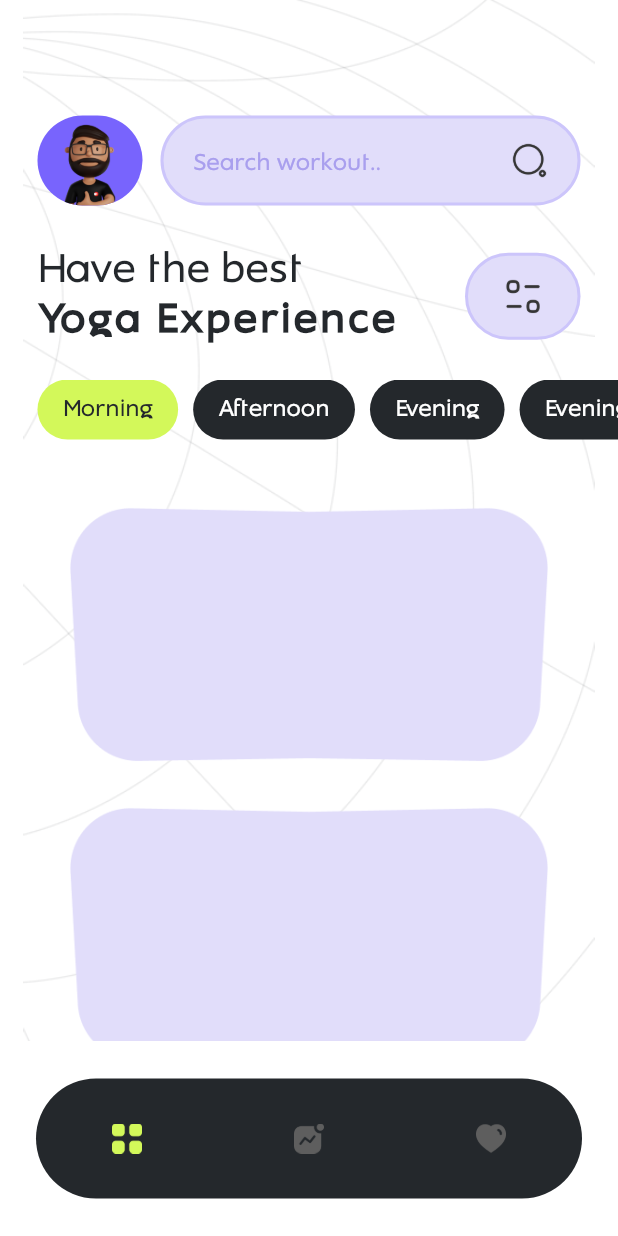
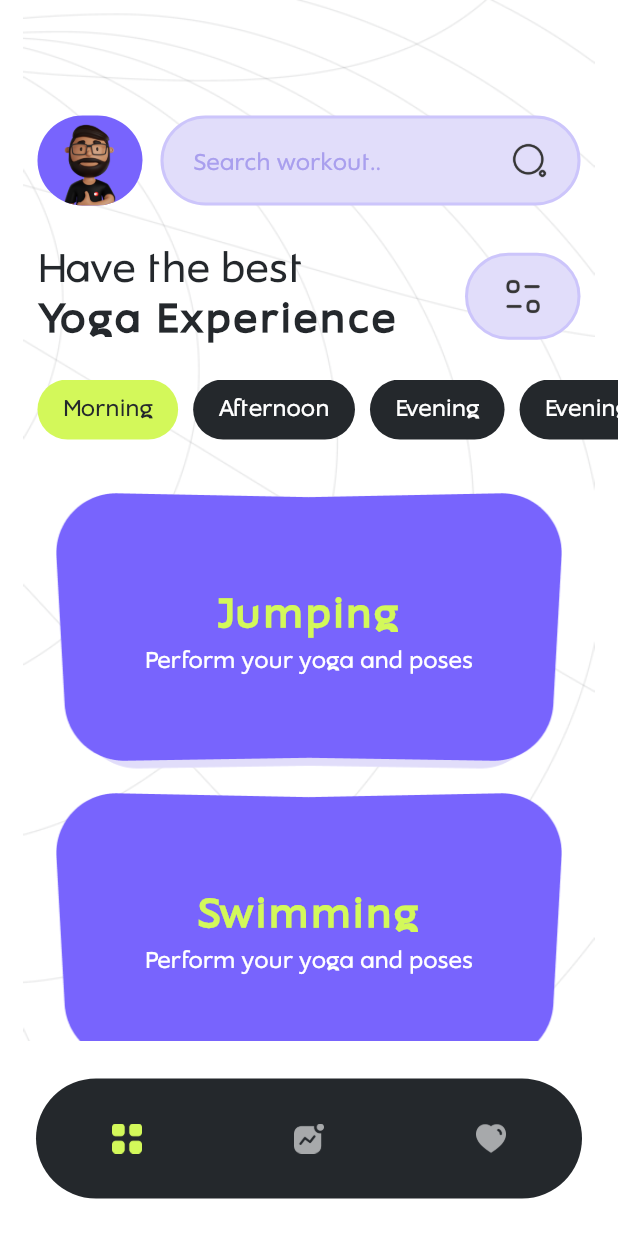
Before and after one commit to mirzamahmud/fitness_app, a Flutter app: the HomeScreen screen opened by its route, on a phone screen of 412 x 824 dp. Run offline on Flutter 3.47's test engine with Material 2 defaults, Android fonts, the phone set to English and light mode, and no system bars; our stand-ins replace get.

Commit message:
feat(home screen): design_complete

```diff
--- a/lib/core/app_colors.dart
+++ b/lib/core/app_colors.dart
@@ -11,6 +11,8 @@ class AppColors{
   static const Color colorBlack_1 = Color(0xff343434);
   static const Color colorWhite = Color(0xffFFFFFF);
   static const Color colorGrey = Color(0xff5E5E5E);
+  static const Color inactiveIconColor = Color(0xffA7A9AB);
+  static const Color activeIconColor = primaryColor;
 
   static const Color transparentColor = Colors.transparent;
 }
--- a/lib/view/screens/home/home_screen.dart
+++ b/lib/view/screens/home/home_screen.dart
@@ -16,6 +16,17 @@ class _HomeScreenState extends State<HomeScreen> {
   List<String> stringList = ["Morning", "Afternoon", "Evening", "Evening"];
   int selectedIndex = 0;
 
+  List<Map<String, String>> data = [
+    {
+      "title" : "Jumping",
+      "content" : "Perform your yoga and poses",
+    },
+    {
+      "title" : "Swimming",
+      "content" : "Perform your yoga and poses",
+    }
+  ];
+
   @override
   Widget build(BuildContext context) {
     return SafeArea(
@@ -23,6 +34,7 @@ class _HomeScreenState extends State<HomeScreen> {
       child: Scaffold(
         backgroundColor: AppColors.colorWhite,
         body: Stack(
+          clipBehavior: Clip.none,
           children: [
             Image.asset(
               AppImages.bgLineImage,
@@ -134,8 +146,11 @@ class _HomeScreenState extends State<HomeScreen> {
               ),
             ),
             Positioned(
-              top: 253, left: 0, right: 0,
+              top: 253,
+              left: 0,
+              right: 0,
               child: Column(
+                mainAxisSize: MainAxisSize.min,
                 crossAxisAlignment: CrossAxisAlignment.start,
                 children: [
                   SingleChildScrollView(
@@ -143,8 +158,10 @@ class _HomeScreenState extends State<HomeScreen> {
                     scrollDirection: Axis.horizontal,
                     physics: const BouncingScrollPhysics(),
                     child: Row(
-                      children: List.generate(stringList.length, (index) => GestureDetector(
-                        onTap: (){
+                      children: List.generate(
+                        stringList.length,
+                            (index) => GestureDetector(
+                          onTap: () {
                             setState(() {
                               selectedIndex = index;
                             });
@@ -155,7 +172,7 @@ class _HomeScreenState extends State<HomeScreen> {
                             padding: const EdgeInsetsDirectional.symmetric(vertical: 12, horizontal: 17),
                             decoration: BoxDecoration(
                               color: index == selectedIndex ? AppColors.primaryColor : AppColors.colorBlack,
-                              borderRadius: BorderRadius.circular(20)
+                              borderRadius: BorderRadius.circular(20),
                             ),
                             child: Text(
                               stringList[index],
@@ -164,20 +181,22 @@ class _HomeScreenState extends State<HomeScreen> {
                                 color: index == selectedIndex ? AppColors.colorBlack : AppColors.colorWhite,
                                 fontWeight: FontWeight.w400,
                                 fontSize: 16,
-                                fontFamily: "Nanotech"
+                                fontFamily: "Nanotech",
                               ),
                             ),
                           ),
-                      )),
                         ),
                       ),
-                  const SizedBox(height: 30),
-                  Padding(
-                    padding: const EdgeInsetsDirectional.symmetric(horizontal: 25),
-                    child: Column(
-                      children: List.generate(2, (index) => SizedBox(
-                        width: MediaQuery.of(context).size.width,
-                        height: 200,
+                    ),
+                  ),
+                  SizedBox(
+                    height: MediaQuery.of(context).size.height,
+                    child: ListView.builder(
+                      itemCount: 2, // Increase the item count as needed
+                      padding: const EdgeInsets.only(top: 50),
+                      physics: const BouncingScrollPhysics(),
+                      itemBuilder: (context, index) => Padding(
+                        padding: const EdgeInsets.only(bottom: 30),
                         child: Stack(
                           alignment: Alignment.center,
                           clipBehavior: Clip.none,
@@ -187,11 +206,55 @@ class _HomeScreenState extends State<HomeScreen> {
                               height: 170,
                               width: MediaQuery.of(context).size.width,
                             ),
+                            Positioned(
+                              bottom: 5,
+                              left: 0,
+                              right: 0,
+                              child: Image.asset(
+                                AppImages.rectangle3,
+                                height: 180,
+                                width: MediaQuery.of(context).size.width,
+                              ),
+                            ),
+                            Positioned.fill(
+                              bottom: 10,
+                              child: Align(
+                                alignment: Alignment.center,
+                                child: Column(
+                                  crossAxisAlignment: CrossAxisAlignment.center,
+                                  mainAxisAlignment: MainAxisAlignment.center,
+                                  children: [
+                                    Text(
+                                      data[index]["title"]!,
+                                      textAlign: TextAlign.center,
+                                      style: const TextStyle(
+                                        color: AppColors.primaryColor,
+                                        fontFamily: "Nanotech",
+                                        fontSize: 28,
+                                        fontWeight: FontWeight.w700,
+                                        letterSpacing: 2
+                                      ),
+                                    ),
+                                    const SizedBox(height: 8),
+                                    Text(
+                                      data[index]["content"]!,
+                                      textAlign: TextAlign.center,
+                                      style: const TextStyle(
+                                        color: AppColors.colorWhite,
+                                        fontFamily: "Nanotech",
+                                        fontSize: 16,
+                                        fontWeight: FontWeight.w400,
+                                      ),
+                                    )
                                   ],
                                 ),
-                      )),
                               ),
                             )
+                          ],
+                        ),
+                      ),
+                    ),
+                  ),
                 ],
               ),
             ),
--- a/lib/view/widgets/bottom_nav/bottom_nav_bar.dart
+++ b/lib/view/widgets/bottom_nav/bottom_nav_bar.dart
@@ -51,7 +51,7 @@ class _BottomNavBarState extends State<BottomNavBar> {
             child: Image.asset(
               iconList[index],
               height: 20, width: 20,
-              color: index == bottomNavIndex ? AppColors.primaryColor : AppColors.colorGrey,
+              color: index == bottomNavIndex ? AppColors.activeIconColor : AppColors.inactiveIconColor,
             ),
           )),
         ),
```
Also changed, not shown: assets/images/bg_line_2.png (added). Lines whose indentation alone changed are shown as unchanged.
